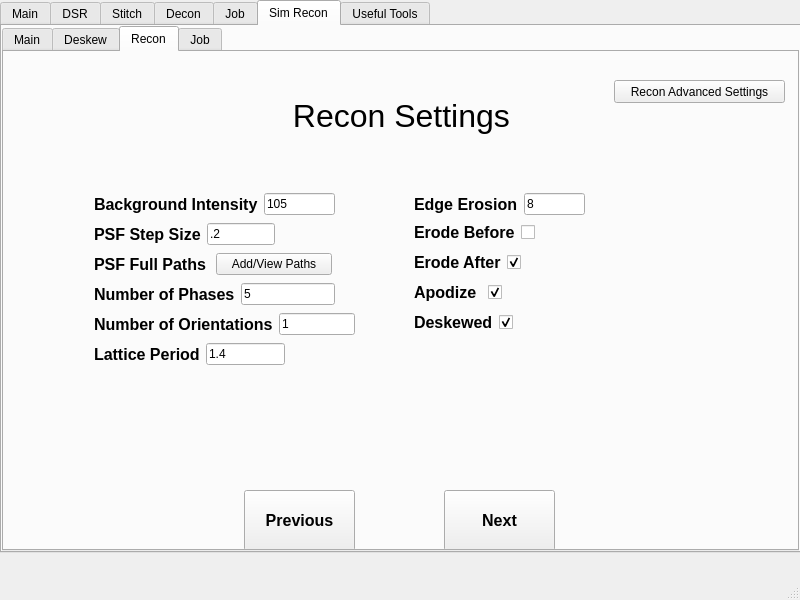
Before: the Qt Designer form mainwindow.ui in abcucberkeley/PetaKit5D-GUI, drawn with Qt 5.
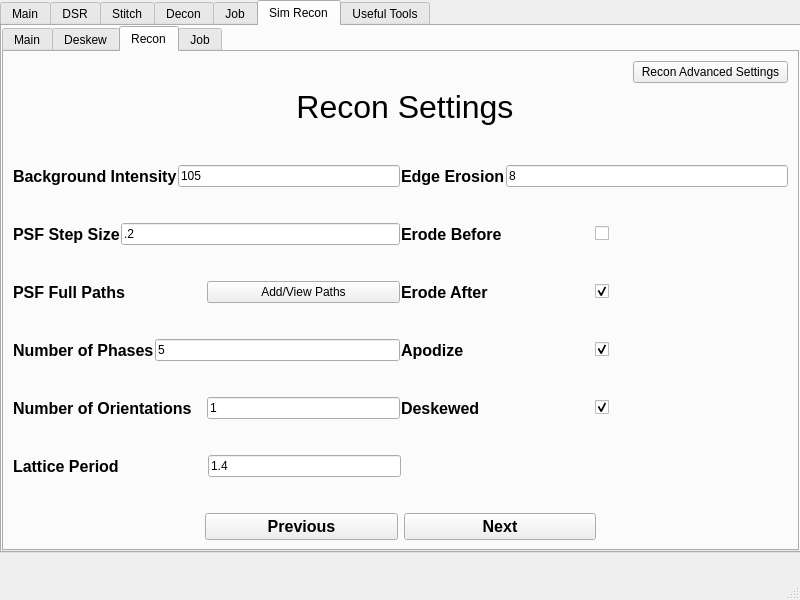
After: the same form once the commit is applied. The open tabs and pages were chosen to show the change.

Commit message: Sim Recon Recon settings is now dynamic

```diff
--- a/mainwindow.ui
+++ b/mainwindow.ui
@@ -4324,15 +4324,62 @@
          <attribute name="title">
           <string>Recon</string>
          </attribute>
-         <widget class="QWidget" name="layoutWidget_16">
-          <property name="geometry">
-           <rect>
-            <x>90</x>
-            <y>140</y>
-            <width>241</width>
-            <height>25</height>
-           </rect>
-          </property>
+         <layout class="QGridLayout" name="gridLayout_8" rowstretch="2,10,1">
+          <item row="0" column="0">
+           <layout class="QVBoxLayout" name="verticalLayout_17">
+            <item>
+             <layout class="QHBoxLayout" name="horizontalLayout_142" stretch="4,1">
+              <item>
+               <spacer name="horizontalSpacer_21">
+                <property name="orientation">
+                 <enum>Qt::Horizontal</enum>
+                </property>
+                <property name="sizeHint" stdset="0">
+                 <size>
+                  <width>40</width>
+                  <height>20</height>
+                 </size>
+                </property>
+               </spacer>
+              </item>
+              <item>
+               <widget class="QPushButton" name="simReconReconAdvancedSettingsButton">
+                <property name="text">
+                 <string>Recon Advanced Settings</string>
+                </property>
+               </widget>
+              </item>
+             </layout>
+            </item>
+            <item>
+             <layout class="QHBoxLayout" name="horizontalLayout_141">
+              <item>
+               <widget class="QLabel" name="simReconReconSettingsLabel">
+                <property name="font">
+                 <font>
+                  <pointsize>24</pointsize>
+                 </font>
+                </property>
+                <property name="text">
+                 <string> Recon Settings</string>
+                </property>
+                <property name="alignment">
+                 <set>Qt::AlignHCenter|Qt::AlignTop</set>
+                </property>
+               </widget>
+              </item>
+             </layout>
+            </item>
+           </layout>
+          </item>
+          <item row="1" column="0">
+           <layout class="QVBoxLayout" name="verticalLayout_18">
+            <property name="spacing">
+             <number>1</number>
+            </property>
+            <item>
+             <layout class="QHBoxLayout" name="horizontalLayout_143" stretch="1,1">
+              <item>
           <layout class="QHBoxLayout" name="horizontalLayout_53">
            <item>
             <widget class="QLabel" name="simReconBackgroundIntensityLabel">
@@ -4356,16 +4403,8 @@
             </widget>
            </item>
           </layout>
-         </widget>
-         <widget class="QWidget" name="layoutWidget_21">
-          <property name="geometry">
-           <rect>
-            <x>410</x>
-            <y>140</y>
-            <width>171</width>
-            <height>25</height>
-           </rect>
-          </property>
+              </item>
+              <item>
           <layout class="QHBoxLayout" name="horizontalLayout_55">
            <item>
             <widget class="QLabel" name="simReconEdgeErosionLabel">
@@ -4389,67 +4428,28 @@
             </widget>
            </item>
           </layout>
-         </widget>
-         <widget class="QWidget" name="layoutWidget_23">
-          <property name="geometry">
-           <rect>
-            <x>90</x>
-            <y>200</y>
-            <width>238</width>
-            <height>25</height>
-           </rect>
-          </property>
-          <layout class="QHBoxLayout" name="horizontalLayout_57">
-           <item>
-            <widget class="QLabel" name="simReconPsfFullPathsLabel">
-             <property name="font">
-              <font>
-               <pointsize>12</pointsize>
-               <weight>75</weight>
-               <bold>true</bold>
-              </font>
-             </property>
-             <property name="text">
-              <string>PSF Full Paths</string>
-             </property>
-            </widget>
-           </item>
-           <item>
-            <widget class="QPushButton" name="simReconPsfFullAddPathsButton">
-             <property name="text">
-              <string>Add/View Paths</string>
-             </property>
-            </widget>
-           </item>
-          </layout>
-         </widget>
-         <widget class="QLabel" name="simReconReconSettingsLabel">
-          <property name="geometry">
-           <rect>
-            <x>280</x>
-            <y>28</y>
-            <width>261</width>
-            <height>71</height>
-           </rect>
-          </property>
-          <property name="font">
-           <font>
-            <pointsize>24</pointsize>
-           </font>
-          </property>
-          <property name="text">
-           <string> Recon Settings</string>
-          </property>
-         </widget>
-         <widget class="QWidget" name="layoutWidget_28">
-          <property name="geometry">
-           <rect>
-            <x>90</x>
-            <y>170</y>
-            <width>181</width>
-            <height>25</height>
-           </rect>
-          </property>
+              </item>
+             </layout>
+            </item>
+            <item>
+             <spacer name="verticalSpacer_38">
+              <property name="orientation">
+               <enum>Qt::Vertical</enum>
+              </property>
+              <property name="sizeType">
+               <enum>QSizePolicy::Preferred</enum>
+              </property>
+              <property name="sizeHint" stdset="0">
+               <size>
+                <width>20</width>
+                <height>10</height>
+               </size>
+              </property>
+             </spacer>
+            </item>
+            <item>
+             <layout class="QHBoxLayout" name="horizontalLayout_144" stretch="1,1">
+              <item>
           <layout class="QHBoxLayout" name="horizontalLayout_61">
            <item>
             <widget class="QLabel" name="simReconDZPSFLabel">
@@ -4473,168 +4473,8 @@
             </widget>
            </item>
           </layout>
-         </widget>
-         <widget class="QPushButton" name="simReconReconPreviousButton">
-          <property name="geometry">
-           <rect>
-            <x>240</x>
-            <y>438</y>
-            <width>111</width>
-            <height>61</height>
-           </rect>
-          </property>
-          <property name="font">
-           <font>
-            <pointsize>12</pointsize>
-            <weight>75</weight>
-            <bold>true</bold>
-           </font>
-          </property>
-          <property name="text">
-           <string>Previous</string>
-          </property>
-         </widget>
-         <widget class="QPushButton" name="simReconReconAdvancedSettingsButton">
-          <property name="geometry">
-           <rect>
-            <x>610</x>
-            <y>28</y>
-            <width>171</width>
-            <height>23</height>
-           </rect>
-          </property>
-          <property name="text">
-           <string>Recon Advanced Settings</string>
-          </property>
-         </widget>
-         <widget class="QPushButton" name="simReconReconNextButton">
-          <property name="geometry">
-           <rect>
-            <x>440</x>
-            <y>438</y>
-            <width>111</width>
-            <height>61</height>
-           </rect>
-          </property>
-          <property name="font">
-           <font>
-            <pointsize>12</pointsize>
-            <weight>75</weight>
-            <bold>true</bold>
-           </font>
-          </property>
-          <property name="text">
-           <string>Next</string>
-          </property>
-         </widget>
-         <widget class="QWidget" name="layoutWidget_84">
-          <property name="geometry">
-           <rect>
-            <x>90</x>
-            <y>230</y>
-            <width>241</width>
-            <height>25</height>
-           </rect>
-          </property>
-          <layout class="QHBoxLayout" name="horizontalLayout_60">
-           <item>
-            <widget class="QLabel" name="simReconNPhasesLabel">
-             <property name="font">
-              <font>
-               <pointsize>12</pointsize>
-               <weight>75</weight>
-               <bold>true</bold>
-              </font>
-             </property>
-             <property name="text">
-              <string>Number of Phases</string>
-             </property>
-            </widget>
            </item>
            <item>
-            <widget class="QLineEdit" name="simReconNPhasesLineEdit">
-             <property name="text">
-              <string>5</string>
-             </property>
-            </widget>
-           </item>
-          </layout>
-         </widget>
-         <widget class="QWidget" name="layoutWidget_85">
-          <property name="geometry">
-           <rect>
-            <x>90</x>
-            <y>260</y>
-            <width>261</width>
-            <height>25</height>
-           </rect>
-          </property>
-          <layout class="QHBoxLayout" name="horizontalLayout_129">
-           <item>
-            <widget class="QLabel" name="simReconNOrientationsLabel">
-             <property name="font">
-              <font>
-               <pointsize>12</pointsize>
-               <weight>75</weight>
-               <bold>true</bold>
-              </font>
-             </property>
-             <property name="text">
-              <string>Number of Orientations</string>
-             </property>
-            </widget>
-           </item>
-           <item>
-            <widget class="QLineEdit" name="simReconNOrientationsLineEdit">
-             <property name="text">
-              <string>1</string>
-             </property>
-            </widget>
-           </item>
-          </layout>
-         </widget>
-         <widget class="QWidget" name="layoutWidget_86">
-          <property name="geometry">
-           <rect>
-            <x>90</x>
-            <y>290</y>
-            <width>191</width>
-            <height>25</height>
-           </rect>
-          </property>
-          <layout class="QHBoxLayout" name="horizontalLayout_130">
-           <item>
-            <widget class="QLabel" name="simReconLatticePeriodLabel">
-             <property name="font">
-              <font>
-               <pointsize>12</pointsize>
-               <weight>75</weight>
-               <bold>true</bold>
-              </font>
-             </property>
-             <property name="text">
-              <string>Lattice Period</string>
-             </property>
-            </widget>
-           </item>
-           <item>
-            <widget class="QLineEdit" name="simReconLatticePeriodLineEdit">
-             <property name="text">
-              <string>1.4</string>
-             </property>
-            </widget>
-           </item>
-          </layout>
-         </widget>
-         <widget class="QWidget" name="layoutWidget_87">
-          <property name="geometry">
-           <rect>
-            <x>410</x>
-            <y>170</y>
-            <width>142</width>
-            <height>21</height>
-           </rect>
-          </property>
           <layout class="QHBoxLayout" name="horizontalLayout_131">
            <item>
             <widget class="QLabel" name="simReconErodeBeforeLabel">
@@ -4667,16 +4507,53 @@
             </widget>
            </item>
           </layout>
-         </widget>
-         <widget class="QWidget" name="layoutWidget_88">
-          <property name="geometry">
-           <rect>
-            <x>410</x>
-            <y>200</y>
-            <width>142</width>
-            <height>21</height>
-           </rect>
-          </property>
+              </item>
+             </layout>
+            </item>
+            <item>
+             <spacer name="verticalSpacer_37">
+              <property name="orientation">
+               <enum>Qt::Vertical</enum>
+              </property>
+              <property name="sizeType">
+               <enum>QSizePolicy::Preferred</enum>
+              </property>
+              <property name="sizeHint" stdset="0">
+               <size>
+                <width>20</width>
+                <height>10</height>
+               </size>
+              </property>
+             </spacer>
+            </item>
+            <item>
+             <layout class="QHBoxLayout" name="horizontalLayout_145" stretch="1,1">
+              <item>
+               <layout class="QHBoxLayout" name="horizontalLayout_57">
+                <item>
+                 <widget class="QLabel" name="simReconPsfFullPathsLabel">
+                  <property name="font">
+                   <font>
+                    <pointsize>12</pointsize>
+                    <weight>75</weight>
+                    <bold>true</bold>
+                   </font>
+                  </property>
+                  <property name="text">
+                   <string>PSF Full Paths</string>
+                  </property>
+                 </widget>
+                </item>
+                <item>
+                 <widget class="QPushButton" name="simReconPsfFullAddPathsButton">
+                  <property name="text">
+                   <string>Add/View Paths</string>
+                  </property>
+                 </widget>
+                </item>
+               </layout>
+              </item>
+              <item>
           <layout class="QHBoxLayout" name="horizontalLayout_132">
            <item>
             <widget class="QLabel" name="simReconErodeAfterLabel">
@@ -4706,16 +4583,53 @@
             </widget>
            </item>
           </layout>
-         </widget>
-         <widget class="QWidget" name="layoutWidget_89">
-          <property name="geometry">
-           <rect>
-            <x>410</x>
-            <y>230</y>
-            <width>142</width>
-            <height>21</height>
-           </rect>
-          </property>
+              </item>
+             </layout>
+            </item>
+            <item>
+             <spacer name="verticalSpacer_36">
+              <property name="orientation">
+               <enum>Qt::Vertical</enum>
+              </property>
+              <property name="sizeType">
+               <enum>QSizePolicy::Preferred</enum>
+              </property>
+              <property name="sizeHint" stdset="0">
+               <size>
+                <width>20</width>
+                <height>10</height>
+               </size>
+              </property>
+             </spacer>
+            </item>
+            <item>
+             <layout class="QHBoxLayout" name="horizontalLayout_146" stretch="1,1">
+              <item>
+               <layout class="QHBoxLayout" name="horizontalLayout_60">
+                <item>
+                 <widget class="QLabel" name="simReconNPhasesLabel">
+                  <property name="font">
+                   <font>
+                    <pointsize>12</pointsize>
+                    <weight>75</weight>
+                    <bold>true</bold>
+                   </font>
+                  </property>
+                  <property name="text">
+                   <string>Number of Phases</string>
+                  </property>
+                 </widget>
+                </item>
+                <item>
+                 <widget class="QLineEdit" name="simReconNPhasesLineEdit">
+                  <property name="text">
+                   <string>5</string>
+                  </property>
+                 </widget>
+                </item>
+               </layout>
+              </item>
+              <item>
           <layout class="QHBoxLayout" name="horizontalLayout_133">
            <item>
             <widget class="QLabel" name="simReconApodizeLabel">
@@ -4745,16 +4659,53 @@
             </widget>
            </item>
           </layout>
-         </widget>
-         <widget class="QWidget" name="layoutWidget_90">
-          <property name="geometry">
-           <rect>
-            <x>410</x>
-            <y>260</y>
-            <width>142</width>
-            <height>21</height>
-           </rect>
-          </property>
+              </item>
+             </layout>
+            </item>
+            <item>
+             <spacer name="verticalSpacer_35">
+              <property name="orientation">
+               <enum>Qt::Vertical</enum>
+              </property>
+              <property name="sizeType">
+               <enum>QSizePolicy::Preferred</enum>
+              </property>
+              <property name="sizeHint" stdset="0">
+               <size>
+                <width>20</width>
+                <height>10</height>
+               </size>
+              </property>
+             </spacer>
+            </item>
+            <item>
+             <layout class="QHBoxLayout" name="horizontalLayout_147" stretch="1,1">
+              <item>
+               <layout class="QHBoxLayout" name="horizontalLayout_129" stretch="1,1">
+                <item>
+                 <widget class="QLabel" name="simReconNOrientationsLabel">
+                  <property name="font">
+                   <font>
+                    <pointsize>12</pointsize>
+                    <weight>75</weight>
+                    <bold>true</bold>
+                   </font>
+                  </property>
+                  <property name="text">
+                   <string>Number of Orientations</string>
+                  </property>
+                 </widget>
+                </item>
+                <item>
+                 <widget class="QLineEdit" name="simReconNOrientationsLineEdit">
+                  <property name="text">
+                   <string>1</string>
+                  </property>
+                 </widget>
+                </item>
+               </layout>
+              </item>
+              <item>
           <layout class="QHBoxLayout" name="horizontalLayout_134">
            <item>
             <widget class="QLabel" name="simReconDeskewedLabel">
@@ -4784,7 +4735,128 @@
             </widget>
            </item>
           </layout>
-         </widget>
+              </item>
+             </layout>
+            </item>
+            <item>
+             <spacer name="verticalSpacer_34">
+              <property name="orientation">
+               <enum>Qt::Vertical</enum>
+              </property>
+              <property name="sizeType">
+               <enum>QSizePolicy::Preferred</enum>
+              </property>
+              <property name="sizeHint" stdset="0">
+               <size>
+                <width>20</width>
+                <height>10</height>
+               </size>
+              </property>
+             </spacer>
+            </item>
+            <item>
+             <layout class="QHBoxLayout" name="horizontalLayout_148">
+              <item>
+               <layout class="QHBoxLayout" name="horizontalLayout_130" stretch="1,1">
+                <item>
+                 <widget class="QLabel" name="simReconLatticePeriodLabel">
+                  <property name="font">
+                   <font>
+                    <pointsize>12</pointsize>
+                    <weight>75</weight>
+                    <bold>true</bold>
+                   </font>
+                  </property>
+                  <property name="text">
+                   <string>Lattice Period</string>
+                  </property>
+                 </widget>
+                </item>
+                <item>
+                 <widget class="QLineEdit" name="simReconLatticePeriodLineEdit">
+                  <property name="text">
+                   <string>1.4</string>
+                  </property>
+                 </widget>
+                </item>
+               </layout>
+              </item>
+              <item>
+               <spacer name="horizontalSpacer_20">
+                <property name="orientation">
+                 <enum>Qt::Horizontal</enum>
+                </property>
+                <property name="sizeHint" stdset="0">
+                 <size>
+                  <width>40</width>
+                  <height>20</height>
+                 </size>
+                </property>
+               </spacer>
+              </item>
+             </layout>
+            </item>
+           </layout>
+          </item>
+          <item row="2" column="0">
+           <layout class="QHBoxLayout" name="horizontalLayout_149" stretch="1,1,1,1">
+            <item>
+             <spacer name="horizontalSpacer_58">
+              <property name="orientation">
+               <enum>Qt::Horizontal</enum>
+              </property>
+              <property name="sizeHint" stdset="0">
+               <size>
+                <width>40</width>
+                <height>20</height>
+               </size>
+              </property>
+             </spacer>
+            </item>
+            <item>
+             <widget class="QPushButton" name="simReconReconPreviousButton">
+              <property name="font">
+               <font>
+                <pointsize>12</pointsize>
+                <weight>75</weight>
+                <bold>true</bold>
+               </font>
+              </property>
+              <property name="text">
+               <string>Previous</string>
+              </property>
+             </widget>
+            </item>
+            <item>
+             <widget class="QPushButton" name="simReconReconNextButton">
+              <property name="font">
+               <font>
+                <pointsize>12</pointsize>
+                <weight>75</weight>
+                <bold>true</bold>
+               </font>
+              </property>
+              <property name="text">
+               <string>Next</string>
+              </property>
+             </widget>
+            </item>
+            <item>
+             <spacer name="horizontalSpacer_59">
+              <property name="orientation">
+               <enum>Qt::Horizontal</enum>
+              </property>
+              <property name="sizeHint" stdset="0">
+               <size>
+                <width>40</width>
+                <height>20</height>
+               </size>
+              </property>
+             </spacer>
+            </item>
+           </layout>
+          </item>
+         </layout>
         </widget>
         <widget class="QWidget" name="simReconJob">
          <attribute name="title">
```
Left out of the diff: 2 changed lines with no effect on the pictures. Lines whose indentation alone changed are shown as unchanged.
